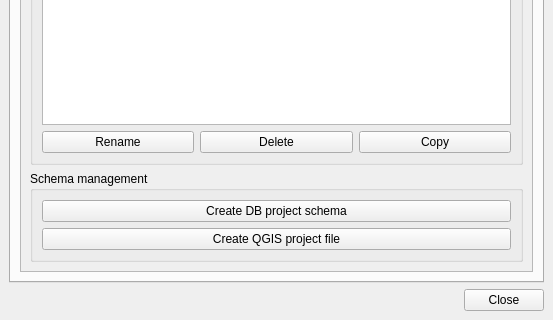
Giswater/giswater_qgis_plugin, file core/ui/admin/admin_ui.ui: the form before one commit; both pictures show x 0 to 553 and y 582 to 902 of the 553 by 902 pixel window.
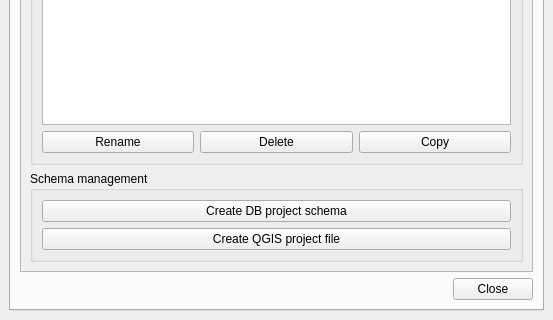
The form after the commit. Icons and pictures are not drawn.

Commit message: feat(.ui files): add lyt_buttons in missing files

```diff
--- a/core/ui/admin/admin_ui.ui
+++ b/core/ui/admin/admin_ui.ui
@@ -30,67 +30,7 @@
   </property>
   <widget class="QWidget" name="centralwidget">
    <layout class="QGridLayout" name="gridLayout_4">
-    <item row="5" column="0" colspan="16">
-     <layout class="QHBoxLayout" name="horizontalLayout">
-      <item>
-       <widget class="QLabel" name="lbl_status">
-        <property name="enabled">
-         <bool>true</bool>
-        </property>
-        <property name="text">
-         <string/>
-        </property>
-        <property name="pixmap">
-         <pixmap>../../../Desktop/Edgar/READ SQL/images/status_ok.png</pixmap>
-        </property>
-        <property name="scaledContents">
-         <bool>false</bool>
-        </property>
-       </widget>
-      </item>
-      <item>
-       <widget class="QLabel" name="lbl_schema_name">
-        <property name="text">
-         <string/>
-        </property>
-       </widget>
-      </item>
-      <item>
-       <widget class="QLabel" name="lbl_status_text">
-        <property name="text">
-         <string/>
-        </property>
-       </widget>
-      </item>
-      <item>
-       <spacer name="horizontalSpacer_2">
-        <property name="orientation">
-         <enum>Qt::Horizontal</enum>
-        </property>
-        <property name="sizeHint" stdset="0">
-         <size>
-          <width>40</width>
-          <height>20</height>
-         </size>
-        </property>
-       </spacer>
-      </item>
-      <item>
-       <widget class="QPushButton" name="btn_close">
-        <property name="sizePolicy">
-         <sizepolicy hsizetype="Fixed" vsizetype="Fixed">
-          <horstretch>0</horstretch>
-          <verstretch>0</verstretch>
-         </sizepolicy>
-        </property>
-        <property name="text">
-         <string>Close</string>
-        </property>
-       </widget>
-      </item>
-     </layout>
-    </item>
-    <item row="3" column="0" colspan="16">
+    <item row="3" column="0" colspan="2">
      <widget class="QTabWidget" name="tab_main">
       <property name="enabled">
        <bool>true</bool>
@@ -364,6 +304,66 @@
           </widget>
          </widget>
         </item>
+        <item row="1" column="1">
+         <layout class="QGridLayout" name="lyt_buttons">
+          <item row="0" column="2">
+           <widget class="QLabel" name="lbl_status_text">
+            <property name="text">
+             <string/>
+            </property>
+           </widget>
+          </item>
+          <item row="0" column="1">
+           <widget class="QLabel" name="lbl_schema_name">
+            <property name="text">
+             <string/>
+            </property>
+           </widget>
+          </item>
+          <item row="0" column="0">
+           <widget class="QLabel" name="lbl_status">
+            <property name="enabled">
+             <bool>true</bool>
+            </property>
+            <property name="text">
+             <string/>
+            </property>
+            <property name="pixmap">
+             <pixmap>../../../Desktop/Edgar/READ SQL/images/status_ok.png</pixmap>
+            </property>
+            <property name="scaledContents">
+             <bool>false</bool>
+            </property>
+           </widget>
+          </item>
+          <item row="0" column="3">
+           <spacer name="horizontalSpacer_2">
+            <property name="orientation">
+             <enum>Qt::Horizontal</enum>
+            </property>
+            <property name="sizeHint" stdset="0">
+             <size>
+              <width>40</width>
+              <height>20</height>
+             </size>
+            </property>
+           </spacer>
+          </item>
+          <item row="0" column="4">
+           <widget class="QPushButton" name="btn_close">
+            <property name="sizePolicy">
+             <sizepolicy hsizetype="Fixed" vsizetype="Fixed">
+              <horstretch>0</horstretch>
+              <verstretch>0</verstretch>
+             </sizepolicy>
+            </property>
+            <property name="text">
+             <string>Close</string>
+            </property>
+           </widget>
+          </item>
+         </layout>
+        </item>
        </layout>
       </widget>
       <widget class="QWidget" name="tab_advanced">
```
Left out of the diff: 70 changed lines with no effect on the pictures. The commit also changes 29 other files.
